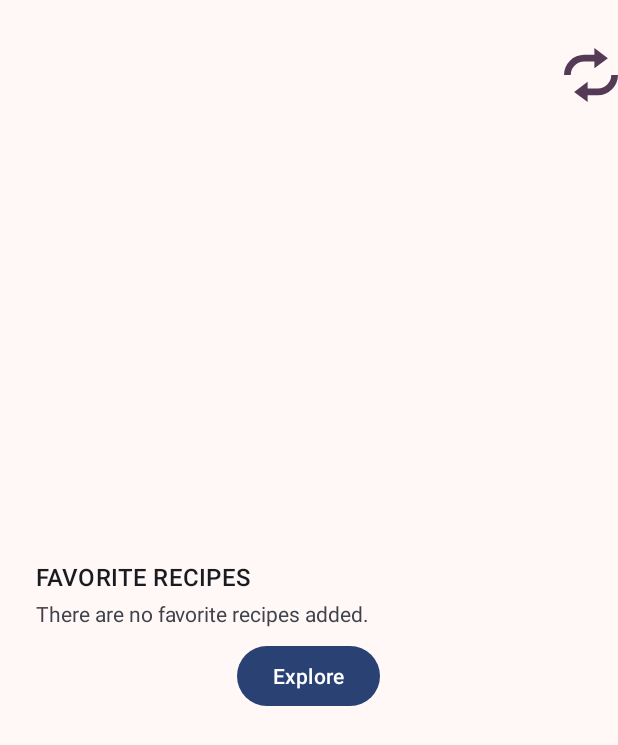
After one commit to AKMohite/Feastilious, an Android app: the layout widget_favorite_recipes_container.xml on its own in the app's theme, with its tools: preview values and no code run, on a phone screen of 412 x 824 dp. The commit adds this screen. Shown: the top 745 px of the screen. Run offline under Robolectric (Android 15) with nearby library versions, the light colour scheme and no system bars.

Commit message:
Load favorite recipes in widget

```diff
--- a/app/src/main/java/com/ak/feastit/ui/widgets/favoriterecipes/FavoriteRecipesWidgetService.kt
+++ b/app/src/main/java/com/ak/feastit/ui/widgets/favoriterecipes/FavoriteRecipesWidgetService.kt
@@ -4,19 +4,19 @@ package com.ak.feastit.ui.widgets.favoriterecipes
 
 import android.content.Intent
 import android.widget.RemoteViewsService
-import com.mak.feastit.domain.repository.RecipesRepository
+import com.mak.feastit.domain.repository.WidgetRepository
 import dagger.hilt.android.AndroidEntryPoint
 import javax.inject.Inject
 
 @AndroidEntryPoint
 internal class FavoriteRecipesWidgetService : RemoteViewsService() {
 
-  @Inject lateinit var recipesRepository: RecipesRepository
+  @Inject lateinit var widgetRepository: WidgetRepository
 
   override fun onGetViewFactory(intent: Intent?): RemoteViewsFactory? {
     return FavoriteRecipesWidgetViewsFactory(
       context = applicationContext,
-      recipesRepository = recipesRepository,
+      widgetRepository = widgetRepository,
     )
   }
 }
--- /dev/null
+++ b/app/src/main/res/drawable/ic_refresh.xml
@@ -0,0 +1,10 @@
+<vector
+  xmlns:android="http://schemas.android.com/apk/res/android"
+  android:height="24dp"
+  android:viewportHeight="16"
+  android:viewportWidth="16"
+  android:width="24dp">
+
+    <path android:fillColor="?attr/colorTertiary" android:fillType="evenOdd" android:pathData="M7,12v-2l-4,3 4,3v-2h2.997A6.006,6.006 0,0 0,16 8h-2a4,4 0,0 1,-3.996 4H7zM9,2H6.003A6.006,6.006 0,0 0,0 8h2a4,4 0,0 1,3.996 -4H9v2l4,-3 -4,-3v2z"/>
+
+</vector>
--- a/app/src/main/res/layout/widget_favorite_recipe.xml
+++ b/app/src/main/res/layout/widget_favorite_recipe.xml
@@ -7,7 +7,7 @@
   xmlns:tools="http://schemas.android.com/tools">
   <ImageView
     android:id="@+id/widget_fav_recipe_img"
-    android:layout_width="@dimen/widget_img_width"
+    android:layout_width="@dimen/widget_img_height"
     android:layout_height="@dimen/widget_img_height"
     android:contentDescription="@string/content_desc_recipe_image"
     android:scaleType="centerCrop"
--- /dev/null
+++ b/app/src/main/res/layout/widget_favorite_recipes_container.xml
@@ -0,0 +1,56 @@
+<?xml version="1.0" encoding="utf-8"?>
+<FrameLayout
+  xmlns:android="http://schemas.android.com/apk/res/android"
+  android:id="@+id/fav_recipes_container"
+  android:layout_width="match_parent"
+  android:layout_height="match_parent"
+  android:theme="@style/Theme.Material3.DynamicColors.DayNight">
+  <ListView
+    android:id="@+id/widget_fav_recipes"
+    android:layout_width="match_parent"
+    android:layout_height="match_parent"
+    android:clipToPadding="false"
+    android:divider="@android:color/transparent"
+    android:paddingTop="@dimen/space_big"
+    android:paddingBottom="@dimen/space_tiny"
+    android:scrollbars="none"/>
+  <FrameLayout
+    android:id="@+id/widget_fav_recipes_empty_view"
+    android:layout_width="match_parent"
+    android:layout_height="match_parent"
+    android:paddingTop="@dimen/space_big">
+    <LinearLayout
+      android:layout_width="match_parent"
+      android:layout_height="match_parent"
+      android:gravity="center"
+      android:layout_margin="@dimen/space_big"
+      android:orientation="vertical">
+      <TextView
+        android:layout_width="match_parent"
+        android:layout_height="wrap_content"
+        android:layout_marginBottom="@dimen/space_tiny"
+        android:text="@string/favorite_recipes"
+        android:textAllCaps="true"
+        style="?attr/textAppearanceTitleMedium"/>
+      <TextView
+        android:layout_width="match_parent"
+        android:layout_height="wrap_content"
+        android:text="@string/no_favorite_recipes"/>
+      <Button
+        android:layout_width="wrap_content"
+        android:layout_height="wrap_content"
+        android:text="@string/explore"
+        android:layout_marginTop="@dimen/space_small"
+        style="?attr/materialButtonTonalStyle"/>
+    </LinearLayout>
+    <ImageView
+      android:layout_width="@dimen/icon_size"
+      android:layout_height="@dimen/icon_size"
+      android:layout_gravity="end|top"
+      android:layout_marginTop="@dimen/space_micro"
+      android:paddingStart="@dimen/space_medium"
+      android:paddingEnd="0dp"
+      android:paddingHorizontal="@dimen/space_tiny"
+      android:src="@drawable/ic_refresh"/>
+  </FrameLayout>
+</FrameLayout>
--- a/app/src/main/res/values/dimens.xml
+++ b/app/src/main/res/values/dimens.xml
@@ -24,5 +24,6 @@
     <dimen name="screen_anim_slide_distance_start">-60dp</dimen>
   <dimen name="widget_img_width">40dp</dimen>
   <dimen name="widget_img_height">60dp</dimen>
+  <dimen name="icon_size">48dp</dimen>
   <!-- endregion -->
 </resources>
--- a/app/src/main/res/values/strings.xml
+++ b/app/src/main/res/values/strings.xml
@@ -122,4 +122,6 @@ Ut eu maximus massa. Duis eget volutpat tellus. Sed egestas tempus efficitur. Et
     <string name="shortcut_search_recipe_long">Search recipes as per your taste</string>
     <string name="favorite_recipes_widget_desc">View your favorite recipes</string>
   <string name="content_desc_recipe_image">Recipe image</string>
+    <string name="no_favorite_recipes">There are no favorite recipes added.</string>
+  <string name="explore">Explore</string>
 </resources>
--- a/app/src/main/res/xml/favorite_recipes_widget_provider.xml
+++ b/app/src/main/res/xml/favorite_recipes_widget_provider.xml
@@ -8,7 +8,7 @@
   android:minResizeWidth="100dp"
   android:minResizeHeight="100dp"
   android:maxResizeWidth="300dp"
-  android:maxResizeHeight="300dp"
+  android:maxResizeHeight="200dp"
   android:updatePeriodMillis="43200000"
   android:description="@string/favorite_recipes_widget_desc"
   android:previewLayout="@layout/component_recipe"
--- a/core/database/src/main/java/com/mak/feastit/database/dao/RecipeDAO.kt
+++ b/core/database/src/main/java/com/mak/feastit/database/dao/RecipeDAO.kt
@@ -70,6 +70,9 @@ interface RecipeDAO : BaseDAO<RecipeEntity> {
   @Query("SELECT * FROM recipes WHERE is_fav = 1")
   fun observeFavoriteRecipes(): Flow<List<RecipeEntity>>
 
+  @Query("SELECT * FROM recipes WHERE is_fav = 1 LIMIT 20")
+  fun getFavoriteRecipesForWidget(): Flow<List<RecipeEntity>>
+
   @Query(
     """SELECT * FROM recipes WHERE is_fav = 1 AND
                     (LOWER(name) LIKE '%' || :searchQuery || '%' OR
```
Also changed, not shown: app/src/main/java/com/ak/feastit/ui/widgets/favoriterecipes/FavoriteRecipesWidgetProvider.kt (+28 -1 lines), app/src/main/java/com/ak/feastit/ui/widgets/favoriterecipes/FavoriteRecipesWidgetViewsFactory.kt (+25 -22 lines), app/src/main/res/drawable/bg_widget.xml (added, +8 -0 lines), core/data/src/main/java/com/mak/feastit/data/di/RepositoryModule.kt (+10 -0 lines), core/data/src/main/java/com/mak/feastit/data/repository/RealWidgetRepository.kt (added, +24 -0 lines), core/domain/src/main/java/com/mak/feastit/domain/model/FavoriteWidgetType.kt (added, +17 -0 lines), core/domain/src/main/java/com/mak/feastit/domain/repository/WidgetRepository.kt (added, +10 -0 lines).
